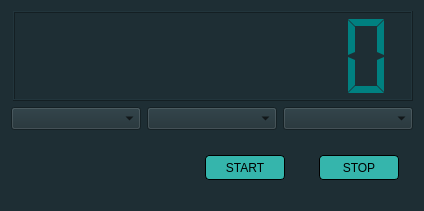
Before: the Qt Designer form src/ui/TimeLogger.ui in CanMatthewCode/ArchitectsLog, drawn with Qt 5.
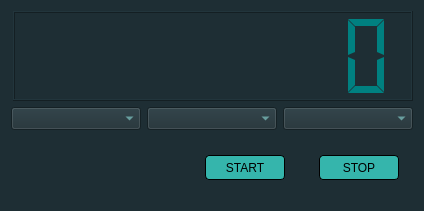
After: the same form once the commit is applied. Custom widgets are drawn as their Qt base class.

Commit message: modify all text color in program to be dark/light mode agnostic

Patch:
```diff
--- a/src/ui/TimeLogger.ui
+++ b/src/ui/TimeLogger.ui
@@ -16,6 +16,12 @@
   <property name="styleSheet">
    <string notr="true">QWidget{
 	background-color: #1E2E34;
+}
+QComboBox{
+	color: #89D5D2;
+}
+QComboBox QAbstractItemView{
+	color: #89D5D2;
 }</string>
   </property>
   <layout class="QVBoxLayout" name="verticalLayout">
```
The commit also changes 23 other files.
